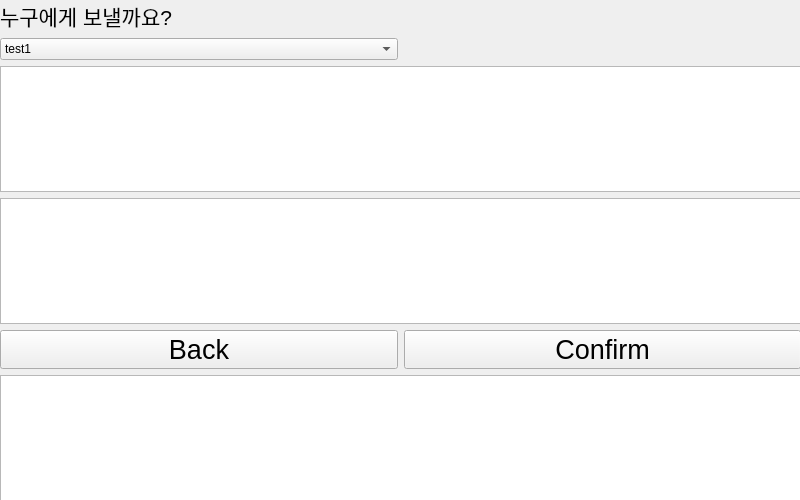
First picture: the form in ui/transfer-page.ui, repository Veda-Qt/project, before the edit.
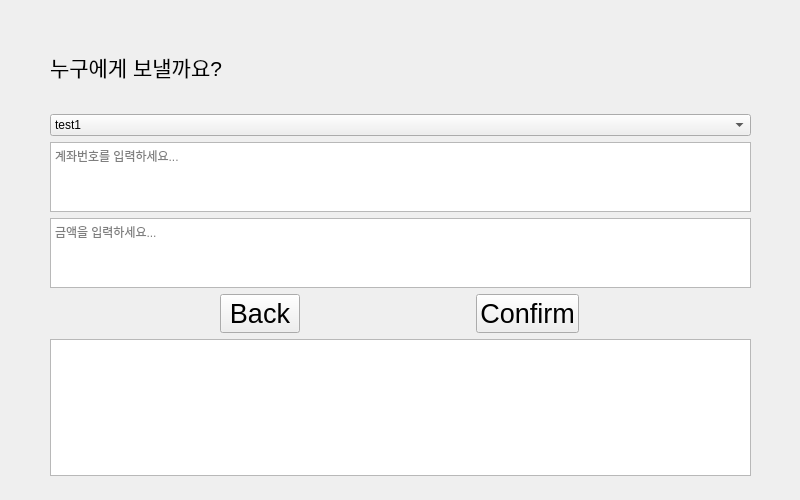
Second picture: the form after the edit.

Commit message: CLEARUP: simple ui change with layout

What changed in the file:
```diff
--- a/ui/transfer-page.ui
+++ b/ui/transfer-page.ui
@@ -13,7 +13,7 @@
   <property name="windowTitle">
    <string>Form</string>
   </property>
-  <widget class="QWidget" name="gridLayoutWidget">
+  <widget class="QWidget" name="verticalLayoutWidget">
    <property name="geometry">
     <rect>
      <x>0</x>
@@ -22,32 +22,32 @@
      <height>501</height>
     </rect>
    </property>
-   <layout class="QGridLayout" name="glay1">
-    <property name="sizeConstraint">
-     <enum>QLayout::SizeConstraint::SetNoConstraint</enum>
+   <layout class="QVBoxLayout" name="vlay3" stretch="3,1,1,1,2,5">
+    <property name="leftMargin">
+     <number>50</number>
     </property>
-    <item row="2" column="0" colspan="2">
-     <widget class="QTextEdit" name="tedit_acnt_num"/>
-    </item>
-    <item row="4" column="1">
-     <widget class="QPushButton" name="btn_ok">
-      <property name="sizePolicy">
-       <sizepolicy hsizetype="Preferred" vsizetype="Fixed">
-        <horstretch>0</horstretch>
-        <verstretch>0</verstretch>
-       </sizepolicy>
-      </property>
+    <property name="topMargin">
+     <number>25</number>
+    </property>
+    <property name="rightMargin">
+     <number>50</number>
+    </property>
+    <property name="bottomMargin">
+     <number>25</number>
+    </property>
+    <item>
+     <widget class="QLabel" name="lbl_msg">
       <property name="font">
        <font>
-        <pointsize>20</pointsize>
+        <pointsize>16</pointsize>
        </font>
       </property>
       <property name="text">
-       <string>Confirm</string>
+       <string>누구에게 보낼까요?</string>
       </property>
      </widget>
     </item>
-    <item row="1" column="0">
+    <item>
      <widget class="QComboBox" name="combobox_bank">
       <item>
        <property name="text">
@@ -71,16 +71,32 @@
       </item>
      </widget>
     </item>
-    <item row="3" column="0" colspan="2">
-     <widget class="QTextEdit" name="tedit_money"/>
+    <item>
+     <widget class="QTextEdit" name="tedit_acnt_num">
+      <property name="sizePolicy">
+       <sizepolicy hsizetype="Expanding" vsizetype="Preferred">
+        <horstretch>0</horstretch>
+        <verstretch>0</verstretch>
+       </sizepolicy>
+      </property>
+      <property name="placeholderText">
+       <string>계좌번호를 입력하세요...</string>
+      </property>
+     </widget>
     </item>
-    <item row="5" column="0" colspan="2">
-     <widget class="QTableView" name="tview_acnt_histry"/>
+    <item>
+     <widget class="QTextEdit" name="tedit_money">
+      <property name="placeholderText">
+       <string>금액을 입력하세요...</string>
+      </property>
+     </widget>
     </item>
-    <item row="4" column="0">
+    <item>
+     <layout class="QHBoxLayout" name="hlay4_tranfer">
+      <item>
      <widget class="QPushButton" name="btn_back">
       <property name="sizePolicy">
-       <sizepolicy hsizetype="Preferred" vsizetype="Fixed">
+         <sizepolicy hsizetype="Maximum" vsizetype="Fixed">
         <horstretch>0</horstretch>
         <verstretch>0</verstretch>
        </sizepolicy>
@@ -95,17 +111,28 @@
       </property>
      </widget>
     </item>
-    <item row="0" column="0" colspan="2">
-     <widget class="QLabel" name="lbl_msg">
+      <item>
+       <widget class="QPushButton" name="btn_ok">
+        <property name="sizePolicy">
+         <sizepolicy hsizetype="Maximum" vsizetype="Fixed">
+          <horstretch>0</horstretch>
+          <verstretch>0</verstretch>
+         </sizepolicy>
+        </property>
       <property name="font">
        <font>
-        <pointsize>16</pointsize>
+          <pointsize>20</pointsize>
        </font>
       </property>
       <property name="text">
-       <string>누구에게 보낼까요?</string>
-      </property>
-     </widget>
+         <string>Confirm</string>
+        </property>
+       </widget>
+      </item>
+     </layout>
+    </item>
+    <item>
+     <widget class="QTableView" name="tview_acnt_histry"/>
     </item>
    </layout>
   </widget>
```
Lines whose indentation alone changed are shown as unchanged.
